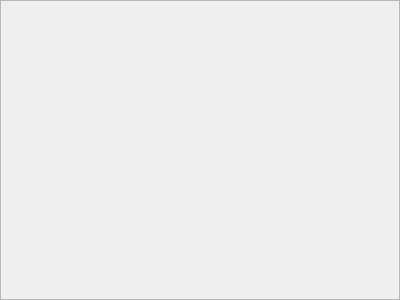
jmuelbert/jmbde-QT, file src/manufacturerinputarea.ui: the form before one commit.
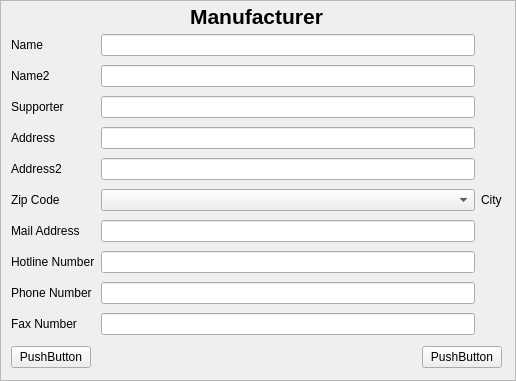
The form after the commit.

What changed in the file:
```diff
--- a/src/manufacturerinputarea.ui
+++ b/src/manufacturerinputarea.ui
@@ -9,13 +9,212 @@
    <rect>
     <x>0</x>
     <y>0</y>
-    <width>400</width>
-    <height>300</height>
+    <width>516</width>
+    <height>381</height>
    </rect>
   </property>
   <property name="windowTitle">
    <string>ScrollArea</string>
   </property>
-  <widget class="QWidget" name="scrollAreaWidgetContents"/>
+  <property name="widgetResizable">
+   <bool>true</bool>
+  </property>
+  <widget class="QWidget" name="scrollAreaWidgetContents">
+   <property name="geometry">
+    <rect>
+     <x>0</x>
+     <y>0</y>
+     <width>514</width>
+     <height>379</height>
+    </rect>
+   </property>
+   <widget class="QWidget" name="verticalLayoutWidget">
+    <property name="geometry">
+     <rect>
+      <x>10</x>
+      <y>0</y>
+      <width>491</width>
+      <height>31</height>
+     </rect>
+    </property>
+    <layout class="QVBoxLayout" name="verticalLayout">
+     <item>
+      <widget class="QLabel" name="label">
+       <property name="font">
+        <font>
+         <pointsize>16</pointsize>
+         <weight>75</weight>
+         <bold>true</bold>
+        </font>
+       </property>
+       <property name="text">
+        <string>Manufacturer</string>
+       </property>
+       <property name="alignment">
+        <set>Qt::AlignCenter</set>
+       </property>
+      </widget>
+     </item>
+    </layout>
+   </widget>
+   <widget class="QWidget" name="gridLayoutWidget">
+    <property name="geometry">
+     <rect>
+      <x>10</x>
+      <y>30</y>
+      <width>491</width>
+      <height>311</height>
+     </rect>
+    </property>
+    <layout class="QGridLayout" name="gridLayout">
+     <item row="11" column="2">
+      <widget class="QLabel" name="label_10">
+       <property name="text">
+        <string>Phone Number</string>
+       </property>
+      </widget>
+     </item>
+     <item row="8" column="4">
+      <widget class="QComboBox" name="comboBox"/>
+     </item>
+     <item row="9" column="2">
+      <widget class="QLabel" name="label_9">
+       <property name="text">
+        <string>Mail Address</string>
+       </property>
+      </widget>
+     </item>
+     <item row="11" column="4">
+      <widget class="QLineEdit" name="lineEdit_7"/>
+     </item>
+     <item row="3" column="2">
+      <widget class="QLabel" name="label_3">
+       <property name="text">
+        <string>Name2</string>
+       </property>
+      </widget>
+     </item>
+     <item row="12" column="4">
+      <widget class="QLineEdit" name="lineEdit_8"/>
+     </item>
+     <item row="3" column="4">
+      <widget class="QLineEdit" name="lineEdit_2"/>
+     </item>
+     <item row="8" column="5">
+      <widget class="QLabel" name="label_8">
+       <property name="text">
+        <string>City</string>
+       </property>
+      </widget>
+     </item>
+     <item row="8" column="2">
+      <widget class="QLabel" name="label_7">
+       <property name="text">
+        <string>Zip Code</string>
+       </property>
+      </widget>
+     </item>
+     <item row="12" column="2">
+      <widget class="QLabel" name="label_11">
+       <property name="text">
+        <string>Fax Number</string>
+       </property>
+      </widget>
+     </item>
+     <item row="7" column="2">
+      <widget class="QLabel" name="label_6">
+       <property name="text">
+        <string>Address2</string>
+       </property>
+      </widget>
+     </item>
+     <item row="6" column="4">
+      <widget class="QLineEdit" name="lineEdit_4"/>
+     </item>
+     <item row="7" column="4">
+      <widget class="QLineEdit" name="lineEdit_5"/>
+     </item>
+     <item row="4" column="4">
+      <widget class="QLineEdit" name="lineEdit_3"/>
+     </item>
+     <item row="6" column="2">
+      <widget class="QLabel" name="label_5">
+       <property name="text">
+        <string>Address</string>
+       </property>
+      </widget>
+     </item>
+     <item row="9" column="4">
+      <widget class="QLineEdit" name="lineEdit_6"/>
+     </item>
+     <item row="1" column="4">
+      <widget class="QLineEdit" name="lineEdit"/>
+     </item>
+     <item row="1" column="2">
+      <widget class="QLabel" name="label_2">
+       <property name="text">
+        <string>Name</string>
+       </property>
+      </widget>
+     </item>
+     <item row="4" column="2">
+      <widget class="QLabel" name="label_4">
+       <property name="text">
+        <string>Supporter</string>
+       </property>
+      </widget>
+     </item>
+     <item row="10" column="2">
+      <widget class="QLabel" name="label_12">
+       <property name="text">
+        <string>Hotline Number</string>
+       </property>
+      </widget>
+     </item>
+     <item row="10" column="4">
+      <widget class="QLineEdit" name="lineEdit_9"/>
+     </item>
+    </layout>
+   </widget>
+   <widget class="QWidget" name="verticalLayoutWidget_2">
+    <property name="geometry">
+     <rect>
+      <x>10</x>
+      <y>340</y>
+      <width>491</width>
+      <height>32</height>
+     </rect>
+    </property>
+    <layout class="QHBoxLayout" name="horizontalLayout">
+     <item>
+      <widget class="QPushButton" name="pushButton">
+       <property name="text">
+        <string>PushButton</string>
+       </property>
+      </widget>
+     </item>
+     <item>
+      <spacer name="horizontalSpacer">
+       <property name="orientation">
+        <enum>Qt::Horizontal</enum>
+       </property>
+       <property name="sizeHint" stdset="0">
+        <size>
+         <width>40</width>
+         <height>20</height>
+        </size>
+       </property>
+      </spacer>
+     </item>
+     <item>
+      <widget class="QPushButton" name="pushButton_2">
+       <property name="text">
+        <string>PushButton</string>
+       </property>
+      </widget>
+     </item>
+    </layout>
+   </widget>
+  </widget>
  </widget>
 </ui>
```
Left out of the diff: 7 changed lines with no effect on the pictures.
